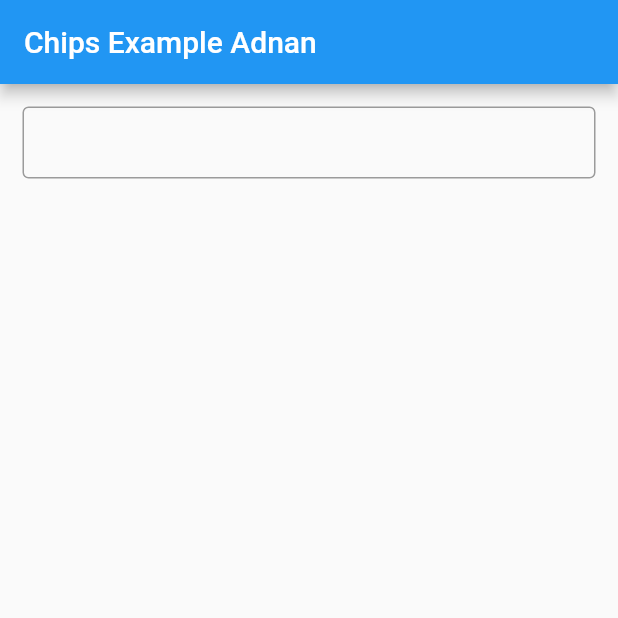
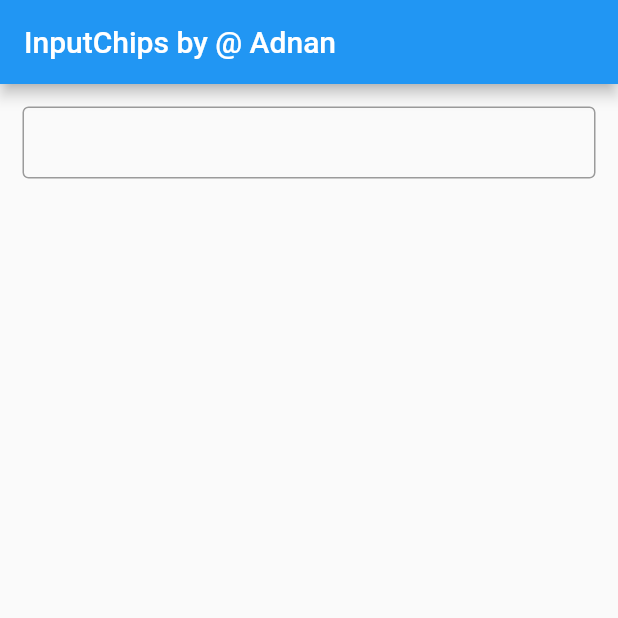
Before and after one commit to im-adnan/TextInputChips_Example, a Flutter app: the screen it shows after launch, on a phone screen of 412 x 824 dp, the top half of it. Run offline on Flutter 3.47's test engine with Material 2 defaults, Android fonts, the phone set to English and light mode, and no system bars; our stand-ins replace font_awesome_flutter.

Commit message:
title change

```diff
--- a/lib/InputChipExample.dart
+++ b/lib/InputChipExample.dart
@@ -27,7 +27,7 @@ class InputChipExampleState extends State<InputChipExample> {
 
     return Scaffold(
       appBar: AppBar(
-        title: const Text('Chips Example Adnan'),
+        title: const Text('InputChips by @ Adnan'),
       ),
       body: Padding(
           padding: const EdgeInsets.all(15.0),
```
